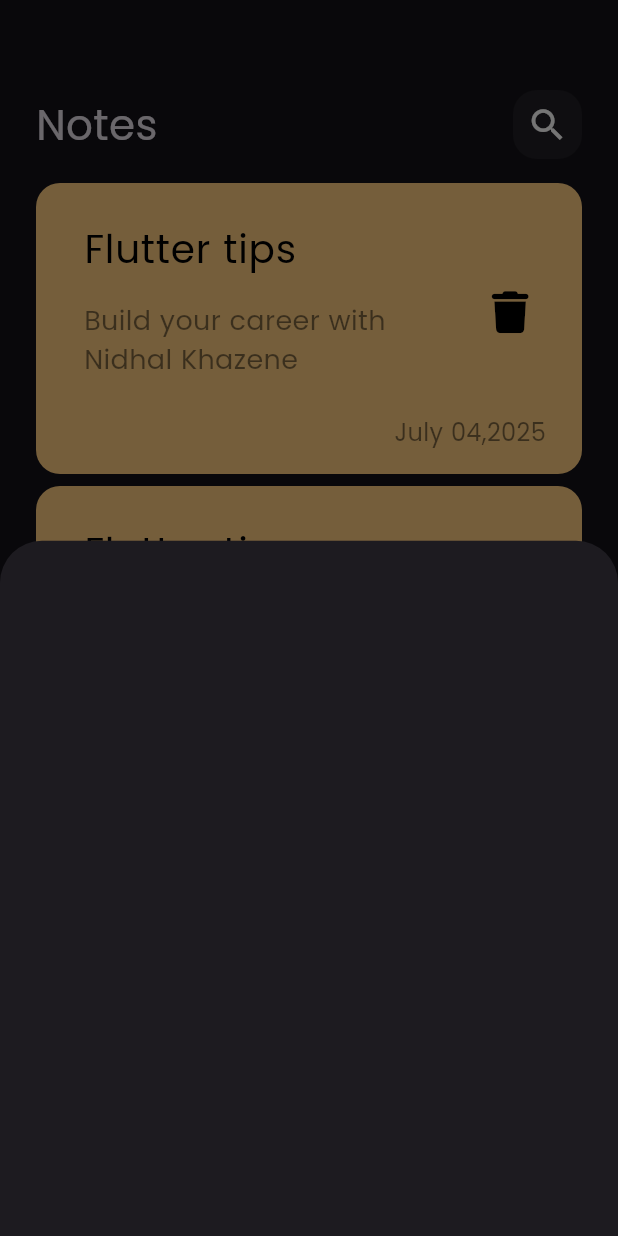
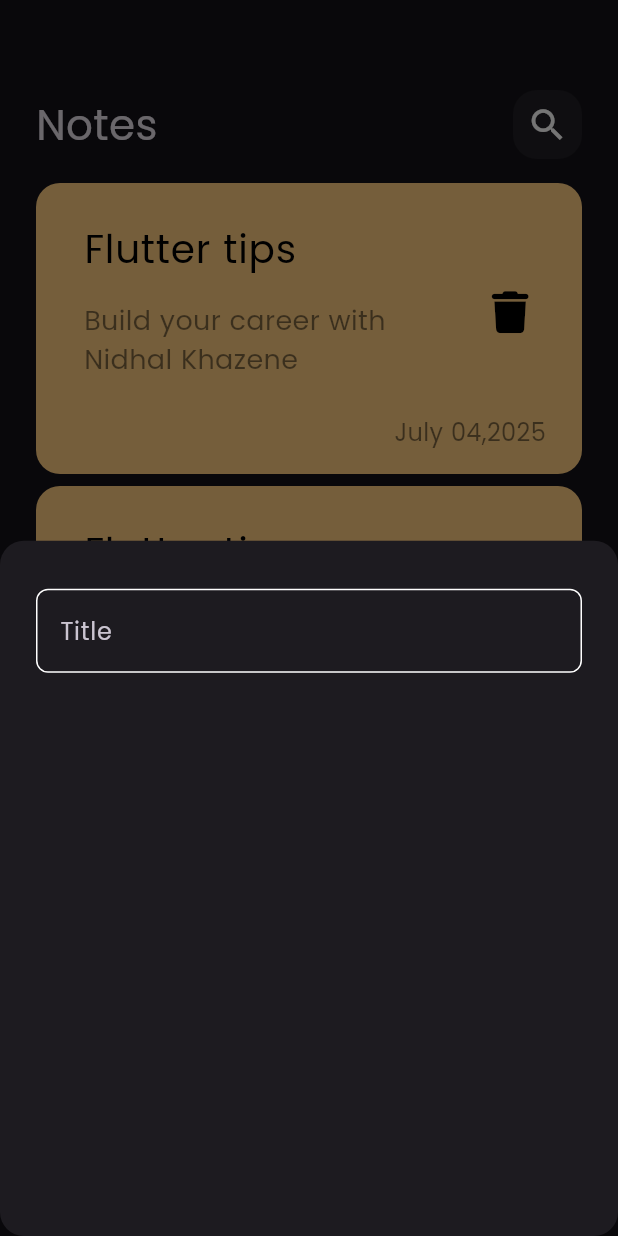
Before and after one commit to Nidhal-Khazene/Notes-mobile-app, a Flutter app: the screen it shows after launch, after a tap on the "add" icon, on a phone screen of 412 x 824 dp. Run offline on Flutter 3.47's test engine with Material 3 defaults, Android fonts, the phone set to English and light mode, and no system bars; our stand-ins replace font_awesome_flutter.

Commit message:
add custom text field and refactor the code

```diff
--- /dev/null
+++ b/lib/constant.dart
@@ -0,0 +1 @@
+const int kPrimaryColor = 0xff62fcd7;
--- a/lib/views/notes_view.dart
+++ b/lib/views/notes_view.dart
@@ -1,4 +1,5 @@
 import 'package:flutter/material.dart';
+import 'package:notes_app/constant.dart';
 import 'package:notes_app/widgets/add_note_bottom_sheet.dart';
 import 'package:notes_app/widgets/notes_view_body.dart';
 
@@ -9,10 +10,13 @@ class NotesView extends StatelessWidget {
   Widget build(BuildContext context) {
     return Scaffold(
       floatingActionButton: FloatingActionButton(
-        backgroundColor: Colors.blue,
+        backgroundColor: Color(kPrimaryColor),
         shape: CircleBorder(),
         onPressed: () {
           showModalBottomSheet(
+            shape: RoundedRectangleBorder(
+              borderRadius: BorderRadius.circular(16),
+            ),
             context: context,
             builder: (context) {
               return AddNoteBottomSheet();
--- a/lib/widgets/add_note_bottom_sheet.dart
+++ b/lib/widgets/add_note_bottom_sheet.dart
@@ -1,10 +1,14 @@
 import 'package:flutter/cupertino.dart';
+import 'package:notes_app/widgets/custom_widgets/custom_text_field.dart';
 
 class AddNoteBottomSheet extends StatelessWidget {
   const AddNoteBottomSheet({super.key});
 
   @override
   Widget build(BuildContext context) {
-    return Container();
+    return Padding(
+      padding: EdgeInsets.symmetric(horizontal: 24),
+      child: Column(children: [SizedBox(height: 32), CustomTextField()]),
+    );
   }
 }
--- a/lib/widgets/custom_app_bar.dart
+++ b/lib/widgets/custom_widgets/custom_app_bar.dart
@@ -1,5 +1,6 @@
 import 'package:flutter/cupertino.dart';
-import 'package:notes_app/widgets/custom_icon.dart';
+
+import 'custom_icon.dart';
 
 class CustomAppBar extends StatelessWidget {
   const CustomAppBar({super.key});
--- /dev/null
+++ b/lib/widgets/custom_widgets/custom_text_field.dart
@@ -0,0 +1,26 @@
+import 'package:flutter/material.dart';
+import 'package:notes_app/constant.dart';
+
+class CustomTextField extends StatelessWidget {
+  const CustomTextField({super.key});
+
+  @override
+  Widget build(BuildContext context) {
+    return TextField(
+      cursorColor: Color(kPrimaryColor),
+      decoration: InputDecoration(
+        hintText: "Title",
+        border: buildBorder(),
+        enabledBorder: buildBorder(),
+        focusedBorder: buildBorder(color: Color(kPrimaryColor)),
+      ),
+    );
+  }
+
+  OutlineInputBorder buildBorder({Color? color}) {
+    return OutlineInputBorder(
+      borderRadius: BorderRadius.circular(8),
+      borderSide: BorderSide(color: color ?? Colors.white),
+    );
+  }
+}
--- a/lib/widgets/notes_list_view.dart
+++ b/lib/widgets/notes_list_view.dart
@@ -1,5 +1,5 @@
 import 'package:flutter/material.dart';
-import 'package:notes_app/widgets/custom_list_tile.dart';
+import 'package:notes_app/widgets/custom_widgets/custom_list_tile.dart';
 
 class NotesListView extends StatelessWidget {
   const NotesListView({super.key});
--- a/lib/widgets/notes_view_body.dart
+++ b/lib/widgets/notes_view_body.dart
@@ -1,5 +1,5 @@
 import 'package:flutter/material.dart';
-import 'package:notes_app/widgets/custom_app_bar.dart';
+import 'package:notes_app/widgets/custom_widgets/custom_app_bar.dart';
 import 'package:notes_app/widgets/notes_list_view.dart';
 
 class NotesViewBody extends StatelessWidget {
```
Also changed, not shown: lib/widgets/custom_widgets/custom_icon.dart (renamed from lib/widgets/custom_icon.dart), lib/widgets/custom_widgets/custom_list_tile.dart (renamed from lib/widgets/custom_list_tile.dart).
